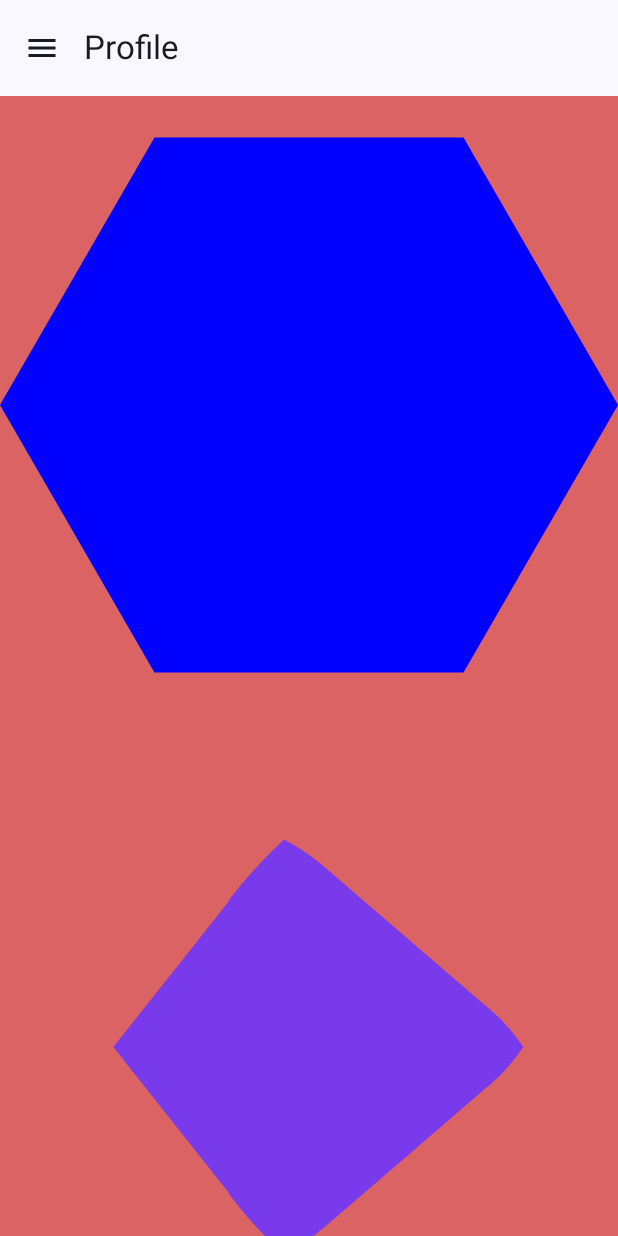
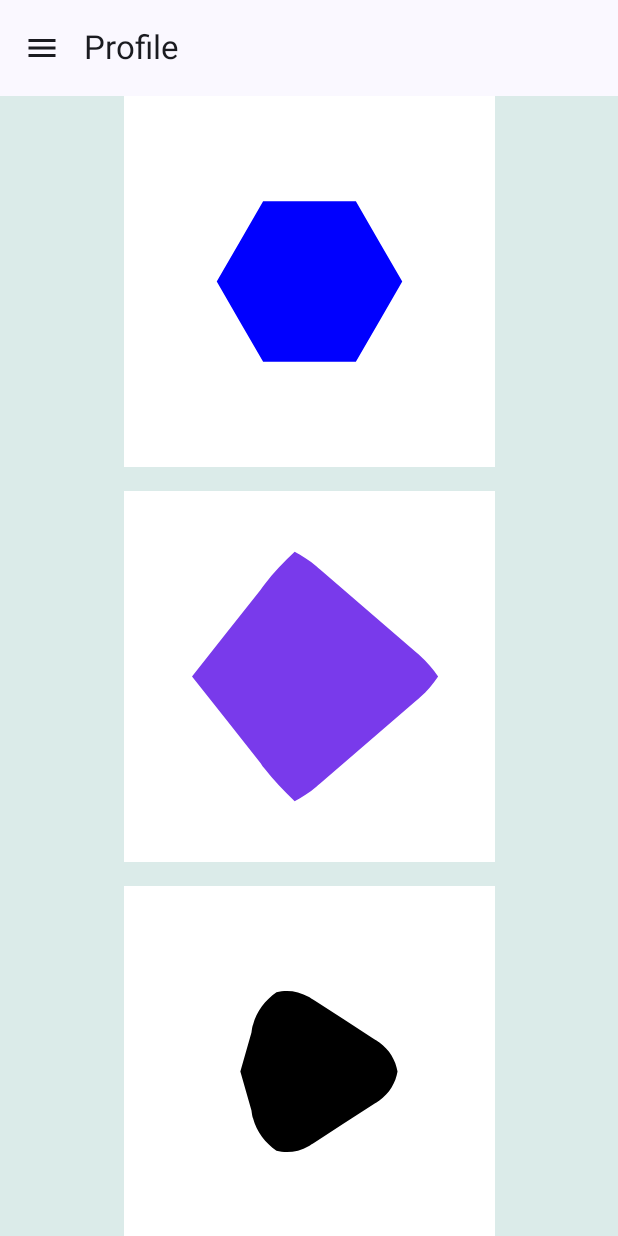
Before and after one commit to bakabaka102/BakaBakaComposeApp, an Android app built with Jetpack Compose: the ProfileScreen screen opened through its navigation route, on a phone screen of 412 x 824 dp. Run offline under Robolectric (Android 15) with nearby library versions, the phone set to English and light mode, and no system bars; our stand-ins replace livedata-compose.

Commit message:
- Some of charts, Canvas (Continue). - Update some actions when touch.

```diff
--- a/app/src/main/java/com/baka/composeapp/features/charts/lines/BezierCurve.kt
+++ b/app/src/main/java/com/baka/composeapp/features/charts/lines/BezierCurve.kt
@@ -110,7 +110,7 @@ private fun DrawScope.drawBezierCurve(
         val y = height - height * ((points[index] - minPoint) / total)
         /*Draw curve line*/
         if (lastPoint != null) {
-            buildCurveLine(path, lastPoint, Offset(x, y))
+            path.buildCurveLine(lastPoint, Offset(x, y))
         }
         lastPoint = Offset(x, y)
         /*Go to start line*/
@@ -196,7 +196,7 @@ fun inRangePointTouch(touchPoint: Offset?, pointInPath: Offset, gap: Float = 20f
     abs(touchPoint?.x?.minus(pointInPath.x) ?: 0f) < gap
             && abs(touchPoint?.y?.minus(pointInPath.y) ?: 0f) < gap
 
-private fun buildCurveLine(path: Path, startPoint: Offset, endPoint: Offset) {
+fun Path.buildCurveLine(startPoint: Offset, endPoint: Offset) {
     val firstControlPoint = Offset(
         x = startPoint.x + (endPoint.x - startPoint.x) / 2F,
         y = startPoint.y,
@@ -205,7 +205,7 @@ private fun buildCurveLine(path: Path, startPoint: Offset, endPoint: Offset) {
         x = startPoint.x + (endPoint.x - startPoint.x) / 2F,
         y = endPoint.y,
     )
-    path.cubicTo(
+    this.cubicTo(
         x1 = firstControlPoint.x,
         y1 = firstControlPoint.y,
         x2 = secondControlPoint.x,
--- a/app/src/main/java/com/baka/composeapp/features/charts/lines/DrawBezierCurves.kt
+++ b/app/src/main/java/com/baka/composeapp/features/charts/lines/DrawBezierCurves.kt
@@ -117,7 +117,7 @@ fun ColumnBezierCurve(
     val yAxisSpace = mHeight / 5
     val paddingSpace = 16
     val spaceWithText = 10
-    val radiusCirclePoint = mWidth / 50
+    val radiusCirclePoint = mWidth / 60
     var firstPoint = Offset(0F, 0F)
 
     val dividedRange: List<Int> = divideRangeIntoEqualParts(
@@ -141,6 +141,7 @@ fun ColumnBezierCurve(
         }
     }
     val linePath = Path()
+    var lastPoint: Offset? = null
     var touchPosition by remember { mutableStateOf<Offset?>(null) }
     var isTouched by remember { mutableStateOf(false) }
     val fillPath = android.graphics
@@ -221,21 +222,11 @@ fun ColumnBezierCurve(
                             /*linePath.lineTo(xPointOfCircle, yPointOfCircle)*/
                             //Other: Count points use cubicTo to draw a curve line
                             //https://medium.com/@kezhang404/either-compose-is-elegant-or-if-you-want-to-draw-something-with-an-android-view-you-have-to-7ce00dc7cc1
-                            /*val firstControlPoint = Offset(
-                                x = startPoint.x + (endPoint.x - startPoint.x) / 2F,
-                                y = startPoint.y,
-                            )
-                            val secondControlPoint = Offset(
-                                x = startPoint.x + (endPoint.x - startPoint.x) / 2F,
-                                y = endPoint.y,
-                            )
-                            */
-                            /*val firstControlPoint = Offset(
-                                x = startPoint.x + (endPoint.x - startPoint.x) / 2F,
-                                y = startPoint.y,
-                            )*/
-
-
+                            /*lastPoint?.let {
+                                linePath.buildCurveLine(it, Offset(xPointOfCircle, yPointOfCircle))
+                            }
+                            lastPoint = Offset(xPointOfCircle, yPointOfCircle)*/
+                            lastPoint = Offset(xPointOfCircle, yPointOfCircle)
                             val previousX =
                                 (mWidth * (index) / partsOfXAxis) - spaceWithText.dp.toPx()
                             val currentX =
@@ -269,17 +260,11 @@ fun ColumnBezierCurve(
                             )
                         }
                     }
-                    fun closeWithBottomLine() {
-                        /*fillPath.lineTo(mWidth, mHeight)
-                        fillPath.lineTo(0F, mHeight)
-                        fillPath.lineTo(firstPoint.x, firstPoint.y)*/
-                        fillPath.lineTo(mWidth, mHeight)
-                        fillPath.lineTo(0F, mHeight)
-                        fillPath.lineTo(mHeight, 0f)
-                        fillPath.lineTo(firstPoint.x, firstPoint.y)
-                        fillPath.close()
-                    }
-
+                    /*fun closeWithBottomLine() {
+                        linePath.lineTo(mWidth, mHeight)
+                        linePath.lineTo(0F, mHeight)
+                        linePath.lineTo(firstPoint.x, firstPoint.y)
+                    }*/
                     /*Draw line points*/
                     drawPath(
                         linePath,
@@ -290,7 +275,13 @@ fun ColumnBezierCurve(
                         )
                     )
                     /** filling the area under the path */
-                    closeWithBottomLine()
+                    //closeWithBottomLine()
+                    linePath.lineTo(
+                        lastPoint?.x ?: (mWidth - spaceWithText.dp.toPx() - radiusCirclePoint / 2),
+                        mHeight
+                    )
+                    linePath.lineTo(firstPoint.x, mHeight)
+                    linePath.lineTo(firstPoint.x, firstPoint.y)
                     drawPath(
                         path = linePath,
                         brush = Brush.verticalGradient(
--- /dev/null
+++ b/app/src/main/java/com/baka/composeapp/features/charts/shapes/ShapesByLib.kt
@@ -0,0 +1,223 @@
+package com.baka.composeapp.features.charts.shapes
+
+import androidx.compose.animation.core.RepeatMode
+import androidx.compose.animation.core.animateFloat
+import androidx.compose.animation.core.infiniteRepeatable
+import androidx.compose.animation.core.rememberInfiniteTransition
+import androidx.compose.animation.core.tween
+import androidx.compose.foundation.Image
+import androidx.compose.foundation.background
+import androidx.compose.foundation.layout.Box
+import androidx.compose.foundation.layout.aspectRatio
+import androidx.compose.foundation.layout.fillMaxWidth
+import androidx.compose.foundation.layout.size
+import androidx.compose.material3.MaterialTheme
+import androidx.compose.material3.Text
+import androidx.compose.runtime.Composable
+import androidx.compose.runtime.remember
+import androidx.compose.ui.Alignment
+import androidx.compose.ui.Modifier
+import androidx.compose.ui.draw.clip
+import androidx.compose.ui.draw.drawWithCache
+import androidx.compose.ui.geometry.Rect
+import androidx.compose.ui.geometry.Size
+import androidx.compose.ui.graphics.Color
+import androidx.compose.ui.graphics.Matrix
+import androidx.compose.ui.graphics.Outline
+import androidx.compose.ui.graphics.Path
+import androidx.compose.ui.graphics.Shape
+import androidx.compose.ui.graphics.asComposePath
+import androidx.compose.ui.graphics.graphicsLayer
+import androidx.compose.ui.layout.ContentScale
+import androidx.compose.ui.res.painterResource
+import androidx.compose.ui.tooling.preview.Preview
+import androidx.compose.ui.unit.Density
+import androidx.compose.ui.unit.LayoutDirection
+import androidx.compose.ui.unit.dp
+import androidx.graphics.shapes.CornerRounding
+import androidx.graphics.shapes.Morph
+import androidx.graphics.shapes.RoundedPolygon
+import androidx.graphics.shapes.toPath
+import com.baka.composeapp.R
+import kotlin.math.max
+
+@Composable
+fun HexPolygon() {
+    Box(
+        modifier = Modifier
+            .fillMaxWidth(0.6f)
+            .background(Color.White)
+            .aspectRatio(1f)
+            .drawWithCache {
+                val roundedPolygon = RoundedPolygon(
+                    numVertices = 6,
+                    radius = size.minDimension / 4,
+                    centerX = size.width / 2,
+                    centerY = size.height / 2
+                )
+                val roundedPolygonPath = roundedPolygon
+                    .toPath()
+                    .asComposePath()
+                onDrawBehind {
+                    drawPath(roundedPolygonPath, color = Color.Blue)
+                }
+            }
+        /*.fillMaxSize().aspectRatio(1f)*/
+    )
+}
+
+@Composable
+fun MixShapes() {
+    Box(
+        modifier = Modifier
+            .fillMaxWidth(0.6f)
+            .background(Color.White)
+            .aspectRatio(1f)
+            .drawWithCache {
+                val triangle = RoundedPolygon(
+                    numVertices = 3,
+                    radius = size.minDimension / 2f,
+                    centerX = size.width / 2f,
+                    centerY = size.height / 2f,
+                    rounding = CornerRounding(
+                        size.minDimension / 10f,
+                        smoothing = 0.1f
+                    )
+                )
+                val square = RoundedPolygon(
+                    numVertices = 4,
+                    radius = size.minDimension / 3f,
+                    centerX = size.width / 2f,
+                    centerY = size.height / 2f
+                )
+
+                val morph = Morph(start = triangle, end = square)
+                val morphPath = morph
+                    .toPath(progress = 0.8f)
+                    .asComposePath()
+
+                onDrawBehind {
+                    drawPath(morphPath, color = Color(0xFF793AEB))
+                }
+            }
+    )
+}
+
+@Composable
+fun AnimationShape() {
+    val infiniteAnimation = rememberInfiniteTransition(label = "infinite animation")
+    val morphProgress = infiniteAnimation.animateFloat(
+        initialValue = 0f,
+        targetValue = 1f,
+        animationSpec = infiniteRepeatable(
+            tween(1000),
+            repeatMode = RepeatMode.Reverse
+        ),
+        label = "shape animation"
+    )
+    Box(
+        modifier = Modifier
+            .fillMaxWidth(0.6f)
+            .background(Color.White)
+            .aspectRatio(1f)
+            .drawWithCache {
+                val triangle = RoundedPolygon(
+                    numVertices = 3,
+                    radius = size.minDimension / 3f,
+                    centerX = size.width / 2f,
+                    centerY = size.height / 2f,
+                    rounding = CornerRounding(
+                        size.minDimension / 10f,
+                        smoothing = 0.1f
+                    )
+                )
+                val square = RoundedPolygon(
+                    numVertices = 4,
+                    radius = size.minDimension / 4f,
+                    centerX = size.width / 2f,
+                    centerY = size.height / 2f
+                )
+
+                val morph = Morph(start = triangle, end = square)
+                val morphPath = morph
+                    .toPath(progress = morphProgress.value)
+                    .asComposePath()
+
+                onDrawBehind {
+                    drawPath(morphPath, color = Color.Black)
+                }
+            }
+    )
+}
+
+@Composable
+@Preview
+fun PolygonAsClip() {
+    val hexagon = remember {
+        RoundedPolygon(numVertices = 6, rounding = CornerRounding(0.2f))
+    }
+    val clip = remember(hexagon) {
+        RoundedPolygonShape(polygon = hexagon)
+    }
+    Box(
+        modifier = Modifier
+            .fillMaxWidth(0.66f)
+            .aspectRatio(1f)
+            .background(MaterialTheme.colorScheme.secondary)
+            .size(200.dp),
+        contentAlignment = Alignment.Center,
+    ) {
+        Box(
+            modifier = Modifier
+                .fillMaxWidth(0.6f)
+                .aspectRatio(1f)
+                .clip(clip)
+                .background(Color(0xFF80DEEA))
+                .size(200.dp)
+        ) {
+            Text(
+                "Hello Compose",
+                color = Color.Red,
+                modifier = Modifier.align(Alignment.Center)
+            )
+            /*Image(painter = painterResource(id = R.drawable.bakabaka_ic_launcher),
+                contentDescription = "Baka icon",
+                contentScale = ContentScale.Crop,
+                modifier = Modifier
+                    .graphicsLayer {
+                        this.shadowElevation = 6.dp.toPx()
+                        this.shape = clip
+                        this.clip = true
+                        this.ambientShadowColor = Color.Black
+                        this.spotShadowColor = Color.Black
+                    }
+                    .size(100.dp))*/
+        }
+    }
+}
+
+fun RoundedPolygon.getBounds() = calculateBounds().let {
+    Rect(it[0], it[1], it[2], it[3])
+}
+
+class RoundedPolygonShape(
+    private val polygon: RoundedPolygon,
+    private val matrix: Matrix = Matrix(),
+) : Shape {
+    private var path = Path()
+    override fun createOutline(
+        size: Size,
+        layoutDirection: LayoutDirection,
+        density: Density
+    ): Outline {
+        path.rewind()
+        path = polygon.toPath().asComposePath()
+        matrix.reset()
+        val bounds = polygon.getBounds()
+        val maxDimension = max(bounds.width, bounds.height)
+        matrix.scale(size.width.div(maxDimension), size.height / maxDimension)
+        matrix.translate(-bounds.left, -bounds.top)
+        path.transform(matrix)
+        return Outline.Generic(path)
+    }
+}
--- a/app/src/main/java/com/baka/composeapp/ui/drawermenu/screen/ProfileScreen.kt
+++ b/app/src/main/java/com/baka/composeapp/ui/drawermenu/screen/ProfileScreen.kt
@@ -1,34 +1,23 @@
 package com.baka.composeapp.ui.drawermenu.screen
 
-import android.widget.Space
-import androidx.compose.animation.core.RepeatMode
-import androidx.compose.animation.core.animateFloat
-import androidx.compose.animation.core.infiniteRepeatable
-import androidx.compose.animation.core.rememberInfiniteTransition
-import androidx.compose.animation.core.tween
 import androidx.compose.foundation.background
 import androidx.compose.foundation.layout.Arrangement
-import androidx.compose.foundation.layout.Box
 import androidx.compose.foundation.layout.Column
 import androidx.compose.foundation.layout.PaddingValues
 import androidx.compose.foundation.layout.Spacer
-import androidx.compose.foundation.layout.aspectRatio
 import androidx.compose.foundation.layout.fillMaxSize
-import androidx.compose.foundation.layout.fillMaxWidth
 import androidx.compose.foundation.layout.padding
 import androidx.compose.foundation.rememberScrollState
 import androidx.compose.foundation.verticalScroll
 import androidx.compose.runtime.Composable
 import androidx.compose.ui.Alignment
 import androidx.compose.ui.Modifier
-import androidx.compose.ui.draw.drawWithCache
 import androidx.compose.ui.graphics.Color
-import androidx.compose.ui.graphics.asComposePath
 import androidx.compose.ui.unit.dp
-import androidx.graphics.shapes.CornerRounding
-import androidx.graphics.shapes.Morph
-import androidx.graphics.shapes.RoundedPolygon
-import androidx.graphics.shapes.toPath
+import com.baka.composeapp.features.charts.shapes.AnimationShape
+import com.baka.composeapp.features.charts.shapes.HexPolygon
+import com.baka.composeapp.features.charts.shapes.MixShapes
+import com.baka.composeapp.features.charts.shapes.PolygonAsClip
 
 //https://developer.android.com/develop/ui/compose/graphics/draw/shapes?hl=vi
 @Composable
@@ -39,106 +28,17 @@ fun ProfileScreen(innerPadding: PaddingValues) {
             .padding(innerPadding)
             .verticalScroll(state = scrollState)
             .fillMaxSize()
-            .background(Color(0xFFDB6363)),
+            .background(Color(0xFFDBEBE9)),
         verticalArrangement = Arrangement.Center,
         horizontalAlignment = Alignment.CenterHorizontally
     ) {
-        Box(
-            modifier = Modifier
-                .fillMaxSize()
-                .aspectRatio(1f)
-                .drawWithCache {
-                    val roundedPolygon = RoundedPolygon(
-                        numVertices = 6,
-                        radius = size.minDimension / 2,
-                        centerX = size.width / 2,
-                        centerY = size.height / 2
-                    )
-                    val roundedPolygonPath = roundedPolygon
-                        .toPath()
-                        .asComposePath()
-                    onDrawBehind {
-                        drawPath(roundedPolygonPath, color = Color.Blue)
-                    }
-                }
-            /*.fillMaxSize().aspectRatio(1f)*/
-        )
+        HexPolygon()
         Spacer(modifier = Modifier.padding(8.dp))
-        Box(
-            modifier = Modifier
-                .fillMaxWidth()
-                .aspectRatio(1f)
-                .drawWithCache {
-                    val triangle = RoundedPolygon(
-                        numVertices = 3,
-                        radius = size.minDimension / 2f,
-                        centerX = size.width / 2f,
-                        centerY = size.height / 2f,
-                        rounding = CornerRounding(
-                            size.minDimension / 10f,
-                            smoothing = 0.1f
-                        )
-                    )
-                    val square = RoundedPolygon(
-                        numVertices = 4,
-                        radius = size.minDimension / 3f,
-                        centerX = size.width / 2f,
-                        centerY = size.height / 2f
-                    )
-
-                    val morph = Morph(start = triangle, end = square)
-                    val morphPath = morph
-                        .toPath(progress = 0.8f)
-                        .asComposePath()
-
-                    onDrawBehind {
-                        drawPath(morphPath, color = Color(0xFF793AEB))
-                    }
-                }
-        )
+        MixShapes()
         Spacer(modifier = Modifier.padding(8.dp))
-        val infiniteAnimation = rememberInfiniteTransition(label = "infinite animation")
-        val morphProgress = infiniteAnimation.animateFloat(
-            initialValue = 0f,
-            targetValue = 1f,
-            animationSpec = infiniteRepeatable(
-                tween(1000),
-                repeatMode = RepeatMode.Reverse
-            ),
-            label = "shape animation"
-        )
-        Box(
-            modifier = Modifier
-                .fillMaxSize()
-                .aspectRatio(1f)
-                .drawWithCache {
-                    val triangle = RoundedPolygon(
-                        numVertices = 3,
-                        radius = size.minDimension / 3f,
-                        centerX = size.width / 2f,
-                        centerY = size.height / 2f,
-                        rounding = CornerRounding(
-                            size.minDimension / 10f,
-                            smoothing = 0.1f
-                        )
-                    )
-                    val square = RoundedPolygon(
-                        numVertices = 4,
-                        radius = size.minDimension / 4f,
-                        centerX = size.width / 2f,
-                        centerY = size.height / 2f
-                    )
-
-                    val morph = Morph(start = triangle, end = square)
-                    val morphPath = morph
-                        .toPath(progress = morphProgress.value)
-                        .asComposePath()
-
-                    onDrawBehind {
-                        drawPath(morphPath, color = Color.Black)
-                    }
-                }
-        )
+        AnimationShape()
+        Spacer(modifier = Modifier.padding(8.dp))
+        PolygonAsClip()
         Spacer(modifier = Modifier.padding(80.dp))
     }
 }
```
